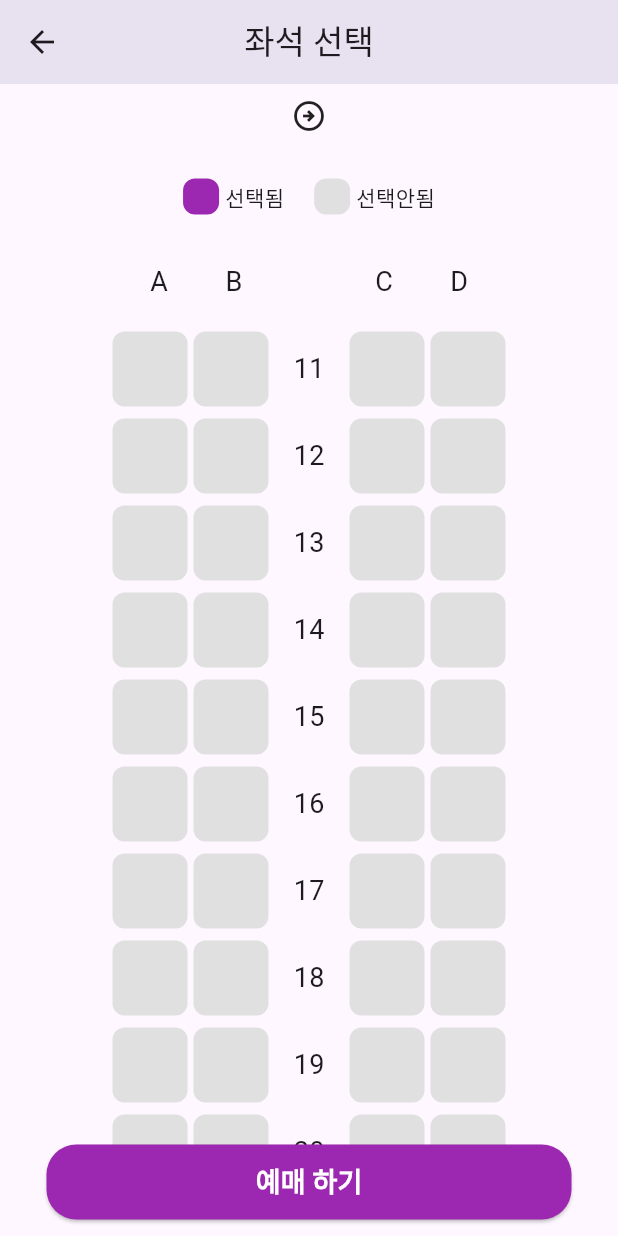
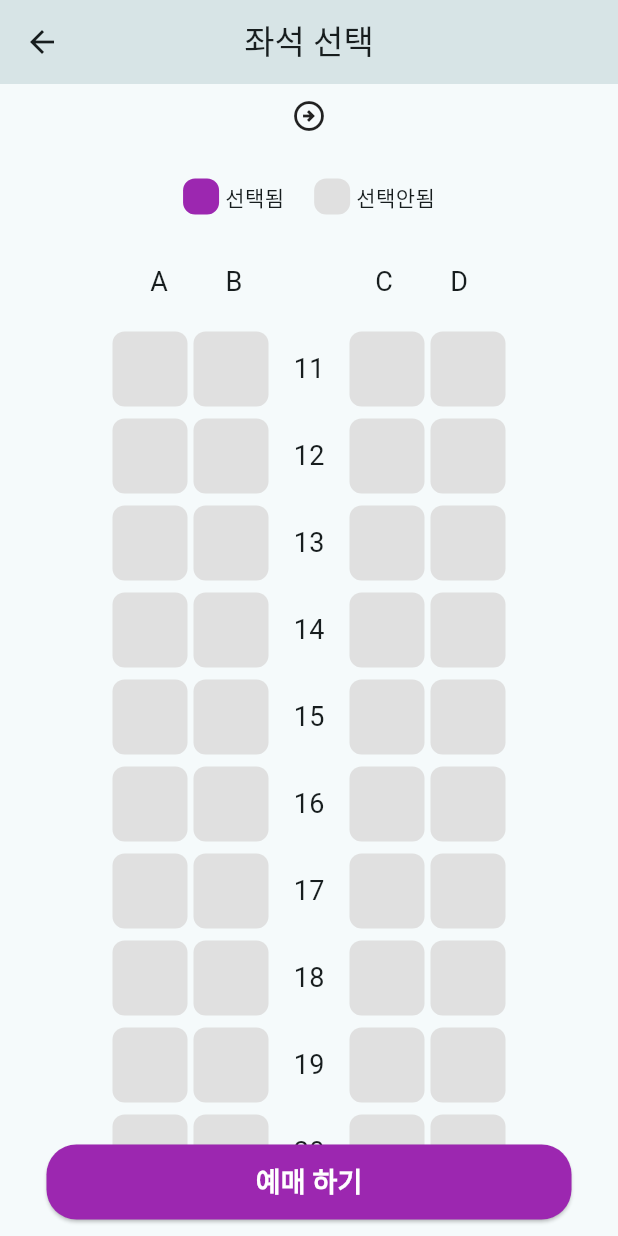
Before and after one commit to seonghoon-02/flutter_train_app, a Flutter app: the SeatPage screen opened directly with empty values, scrolled down 576 dp, on a phone screen of 412 x 824 dp. Run offline on Flutter 3.47's test engine with Material 3 defaults, Android fonts, the phone set to English and light mode, and no system bars.

Commit message:
feat : 다크 테마 적용

```diff
--- a/lib/home_page.dart
+++ b/lib/home_page.dart
@@ -1,5 +1,3 @@
-import 'dart:math';
-
 import 'package:flutter/material.dart';
 import 'package:flutter_train_app/seat_page.dart';
 import 'package:flutter_train_app/station_list_page.dart';
@@ -15,10 +13,11 @@ class HomePage extends StatelessWidget {
   Widget build(BuildContext context) {
     return Scaffold(
       appBar: AppBar(
+        //앱바
         title: Text('기차 예매'),
         centerTitle: true,
       ),
-      backgroundColor: Colors.grey[200],
+      backgroundColor: Theme.of(context).colorScheme.primaryContainer,
       body: Padding(
         padding: const EdgeInsets.all(20.0),
         child: Column(
@@ -28,12 +27,13 @@ class HomePage extends StatelessWidget {
               height: 200,
               width: double.infinity,
               decoration: BoxDecoration(
-                color: Colors.white,
+                color: Theme.of(context).colorScheme.secondaryContainer,
                 borderRadius: BorderRadius.all(
                   Radius.circular(20),
                 ),
               ),
               child: Row(
+                //출발역, 도착역 텍스트 부분
                 children: [
                   Spacer(),
                   choiceStation('출발역', startingStationName, context),
@@ -87,6 +87,8 @@ class HomePage extends StatelessWidget {
     );
   }
 
+  // 출발역, 도착역 선택시 출발인지 도착인지 정보 넘기며 페이지 이동
+  //choiceStation : 현재 화면에 선택되어 있는 역 이름정보 넘김.
   Widget choiceStation(
       String stationType, String choiceStation, BuildContext context) {
     return GestureDetector(
--- a/lib/main.dart
+++ b/lib/main.dart
@@ -1,5 +1,6 @@
 import 'package:flutter/material.dart';
 import 'package:flutter_train_app/home_page.dart';
+import 'package:flutter_train_app/theme.dart';
 
 void main() {
   runApp(const MyApp());
@@ -12,9 +13,9 @@ class MyApp extends StatelessWidget {
   @override
   Widget build(BuildContext context) {
     return MaterialApp(
-      // themeMode: ThemeMode.light,// light or dark
-      // theme: lightTheme,
-      // darkTheme: darkTheme,
+      themeMode: ThemeMode.system, // system or light or dark
+      theme: lightTheme,
+      darkTheme: darkTheme,
       home: HomePage('', '선택', '선택'),
     );
   }
--- a/lib/seat_page.dart
+++ b/lib/seat_page.dart
@@ -15,6 +15,7 @@ class _SeatPageState extends State<SeatPage> {
   int? selectedRow;
   String? selectedCol;
 
+  //선택된 좌석 위치 정보 기록 함수
   void onSelected(int row, String col) {
     setState(() {
       selectedRow = row;
@@ -51,7 +52,7 @@ class _SeatPageState extends State<SeatPage> {
                 SizedBox(width: 4),
                 Text('선택됨'),
                 SizedBox(width: 20),
-                seatStatusBox(Colors.grey[300]!),
+                seatStatusBox(Theme.of(context).colorScheme.tertiaryContainer),
                 SizedBox(width: 4),
                 Text('선택안됨'),
               ],
@@ -136,6 +137,7 @@ class _SeatPageState extends State<SeatPage> {
     );
   }
 
+  //역 이름 밑에 좌석 상태 안내 컨테이너 UI
   Container seatStatusBox(Color color) {
     return Container(
       height: 24,
@@ -145,6 +147,7 @@ class _SeatPageState extends State<SeatPage> {
     );
   }
 
+  //좌석 1줄 표시 함수
   Row rowSeat(int seatRowNum) {
     return Row(
       mainAxisAlignment: MainAxisAlignment.center,
@@ -158,6 +161,7 @@ class _SeatPageState extends State<SeatPage> {
     );
   }
 
+  //좌표 표시 텍스트의 컨테이너 UI
   Container stringInConBox50(String text) {
     return Container(
       height: 50,
@@ -173,26 +177,31 @@ class _SeatPageState extends State<SeatPage> {
     );
   }
 
+  //선택되지 않은 좌석 ui 함수
+  //좌표 값을 전달 받으며 함수 실행
   Padding noSelectSeat(int rowNum, String colText) {
     return Padding(
       padding: const EdgeInsets.only(top: 4, bottom: 4, left: 2, right: 2),
       child: GestureDetector(
         onTap: () {
+          //좌표 저장
           onSelected(rowNum, colText);
         },
         child: Container(
           height: 50,
           width: 50,
+          //선택된 좌석 좌표와 표현할 좌표 정보가 일치할 때 색상 변경
           decoration: BoxDecoration(
               color: rowNum == selectedRow && colText == selectedCol
                   ? Colors.purple
-                  : Colors.grey[300],
+                  : Theme.of(context).colorScheme.tertiaryContainer,
               borderRadius: BorderRadius.circular(8)),
         ),
       ),
     );
   }
 
+  //역 이름 ui 함수
   Text stationNameUi(String stationName) {
     return Text(stationName,
         style: TextStyle(
--- a/lib/station_list_page.dart
+++ b/lib/station_list_page.dart
@@ -1,5 +1,3 @@
-import 'dart:ffi';
-
 import 'package:flutter/material.dart';
 import 'package:flutter_train_app/home_page.dart';
 
@@ -27,6 +25,7 @@ class StationListPage extends StatelessWidget {
       '울산',
       '부산'
     ];
+    // 출발역, 도착역 선택시 리스트에서 제외.
     if (startingStationName != null && stationType != '출발역') {
       stationList.remove(startingStationName);
     }
@@ -42,6 +41,7 @@ class StationListPage extends StatelessWidget {
       body: Column(
         crossAxisAlignment: CrossAxisAlignment.start,
         children: [
+          //역이름 리스트 만틈 컬럼 생성
           for (var stationName in stationList)
             stationContainer(stationName, context),
         ],
--- /dev/null
+++ b/lib/theme.dart
@@ -0,0 +1,33 @@
+import 'package:flutter/material.dart';
+
+final lightTheme = ThemeData(
+  colorScheme: ColorScheme.fromSeed(
+    seedColor: Colors.white,
+    brightness: Brightness.light,
+
+    ///grey[200]
+    primaryContainer: Colors.grey[200],
+
+    ///white
+    secondaryContainer: Colors.white,
+
+    ///grey[300]
+    tertiaryContainer: Colors.grey[300],
+  ),
+);
+
+final darkTheme = ThemeData(
+  colorScheme: ColorScheme.fromSeed(
+    seedColor: Colors.blue,
+    brightness: Brightness.dark,
+
+    ///grey[200]
+    primaryContainer: Colors.black,
+
+    ///white
+    secondaryContainer: Colors.grey[800],
+
+    ///grey[300]
+    tertiaryContainer: Colors.grey[500],
+  ),
+);
```
